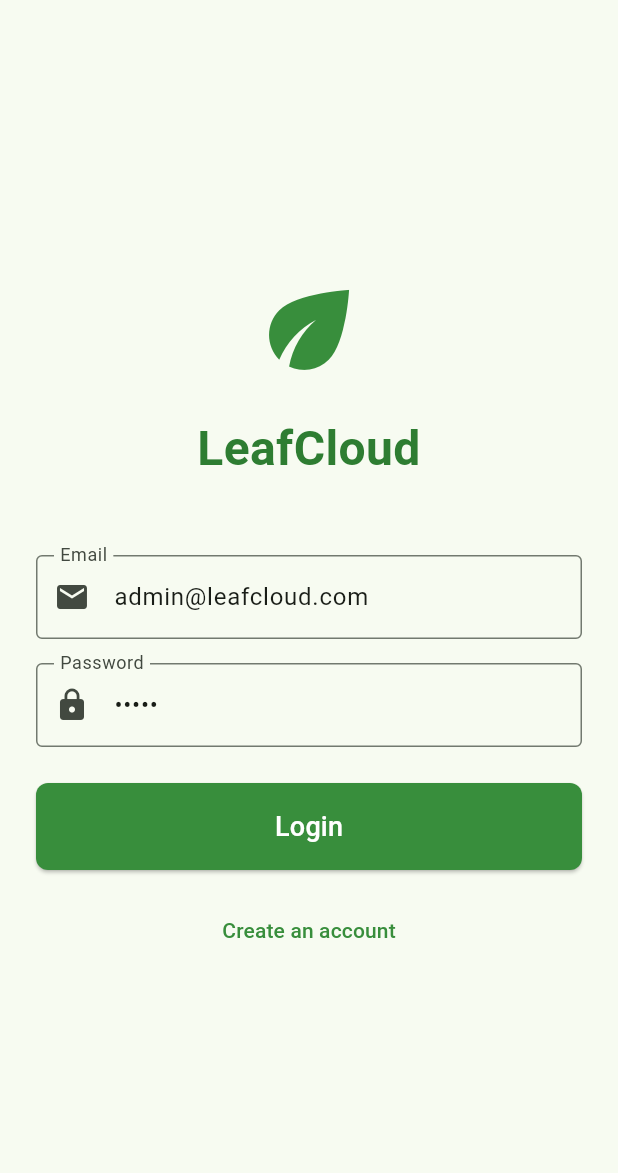
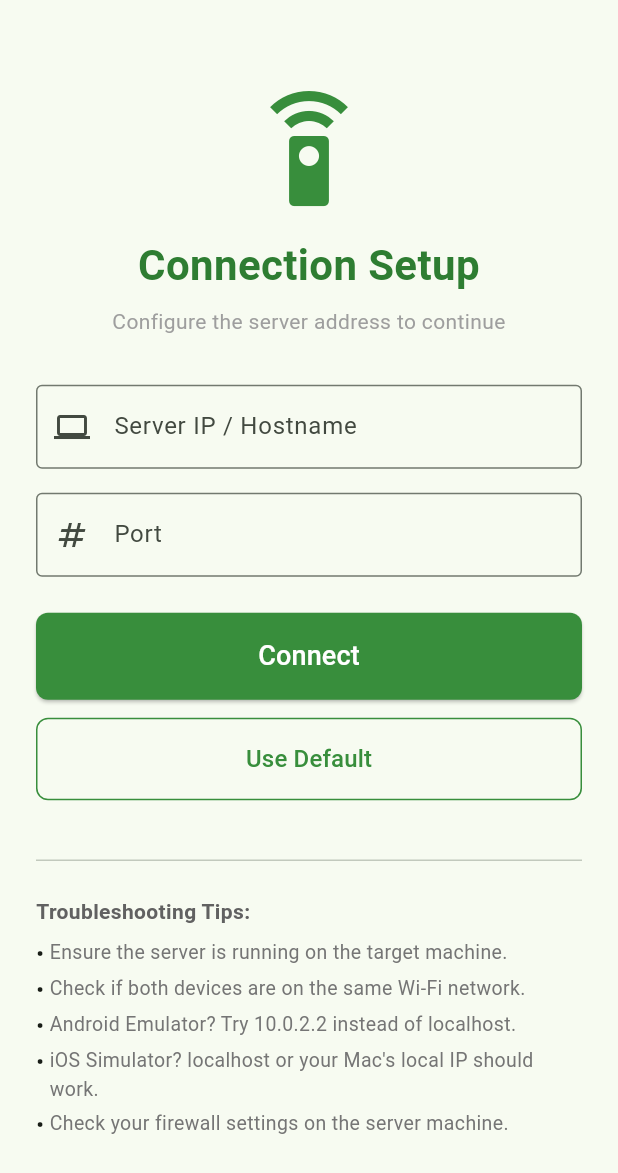
Before and after one commit to ChristineToraque/leafcloud_mobile_app, a Flutter app: the screen it shows after launch, on a phone screen of 412 x 824 dp. Shown: the top 1173 px of the screen. Run offline on Flutter 3.47's test engine with Material 3 defaults, Android fonts, the light colour scheme and no system bars; our stand-ins replace fl_chart, shared_preferences; missing offline and left inert: mjpeg_view.

Commit message:
feat: add connection setup screen for dynamic server configuration
- Introduce ConnectionSetupScreen to allow manual IP and port entry.
- Implement ConnectionService with shared_preferences for persistence.
- Update ApiService to support dynamic baseUrl updates.
- Configure platform-specific permissions for local network and cleartext traffic.
- Add shared_preferences dependency to pubspec.yaml.
- Add comprehensive tests for connection setup and service logic.
- Update existing screens to utilize the dynamic baseUrl from ApiService.

```diff
--- /dev/null
+++ b/lib/connection_setup_screen.dart
@@ -0,0 +1,216 @@
+import 'package:flutter/material.dart';
+import 'package:provider/provider.dart';
+import 'package:flutter_leafcloud_app/services/connection_service.dart';
+import 'package:flutter_leafcloud_app/services/api_service.dart';
+import 'package:flutter_leafcloud_app/login_screen.dart';
+
+class ConnectionSetupScreen extends StatefulWidget {
+  const ConnectionSetupScreen({super.key});
+
+  @override
+  State<ConnectionSetupScreen> createState() => _ConnectionSetupScreenState();
+}
+
+class _ConnectionSetupScreenState extends State<ConnectionSetupScreen> {
+  final _ipController = TextEditingController();
+  final _portController = TextEditingController();
+  bool _isLoading = false;
+  String? _errorMessage;
+
+  @override
+  void initState() {
+    super.initState();
+    _loadSettings();
+  }
+
+  Future<void> _loadSettings() async {
+    final service = Provider.of<ConnectionService>(context, listen: false);
+    final ip = await service.getSavedIp();
+    final port = await service.getSavedPort();
+    if (mounted) {
+      setState(() {
+        _ipController.text = ip ?? '';
+        _portController.text = port ?? '';
+      });
+    }
+  }
+
+  Future<void> _connect({bool useDefault = false}) async {
+    setState(() {
+      _isLoading = true;
+      _errorMessage = null;
+    });
+
+    final service = Provider.of<ConnectionService>(context, listen: false);
+    final ip = useDefault ? '' : _ipController.text.trim();
+    final port = useDefault ? '' : _portController.text.trim();
+
+    final result = await service.checkHealth(ip, port);
+
+    if (result.success) {
+      await service.saveConnectionSettings(ip, port);
+      if (mounted) {
+        // Update ApiService baseUrl globally
+        Provider.of<ApiService>(context, listen: false).baseUrl = service.getBaseUrl(ip, port);
+
+        Navigator.of(context).pushReplacement(
+          MaterialPageRoute(builder: (context) => const LoginScreen()),
+        );
+      }
+    } else {
+      if (mounted) {
+        setState(() {
+          _isLoading = false;
+          _errorMessage = result.errorMessage ?? 'Could not connect to server. Please check settings.';
+        });
+      }
+    }
+  }
+
+  @override
+  Widget build(BuildContext context) {
+    return Scaffold(
+      body: Center(
+        child: SingleChildScrollView(
+          padding: const EdgeInsets.all(24.0),
+          child: Column(
+            mainAxisAlignment: MainAxisAlignment.center,
+            crossAxisAlignment: CrossAxisAlignment.stretch,
+            children: [
+              Icon(
+                Icons.settings_remote,
+                size: 80,
+                color: Colors.green[700],
+              ),
+              const SizedBox(height: 16),
+              Text(
+                'Connection Setup',
+                textAlign: TextAlign.center,
+                style: TextStyle(
+                  fontSize: 28,
+                  fontWeight: FontWeight.bold,
+                  color: Colors.green[800],
+                ),
+              ),
+              const SizedBox(height: 8),
+              const Text(
+                'Configure the server address to continue',
+                textAlign: TextAlign.center,
+                style: TextStyle(color: Colors.grey),
+              ),
+              const SizedBox(height: 32),
+              if (_errorMessage != null)
+                Container(
+                  padding: const EdgeInsets.all(12),
+                  margin: const EdgeInsets.only(bottom: 16),
+                  decoration: BoxDecoration(
+                    color: Colors.red[50],
+                    borderRadius: BorderRadius.circular(8),
+                    border: Border.all(color: Colors.red[200]!),
+                  ),
+                  child: Text(
+                    _errorMessage!,
+                    style: TextStyle(color: Colors.red[800]),
+                    textAlign: TextAlign.center,
+                  ),
+                ),
+              TextField(
+                controller: _ipController,
+                decoration: const InputDecoration(
+                  labelText: 'Server IP / Hostname',
+                  hintText: 'e.g. 192.168.1.10',
+                  border: OutlineInputBorder(),
+                  prefixIcon: Icon(Icons.computer),
+                ),
+                keyboardType: TextInputType.url,
+              ),
+              const SizedBox(height: 16),
+              TextField(
+                controller: _portController,
+                decoration: const InputDecoration(
+                  labelText: 'Port',
+                  hintText: 'e.g. 8000',
+                  border: OutlineInputBorder(),
+                  prefixIcon: Icon(Icons.numbers),
+                ),
+                keyboardType: TextInputType.number,
+              ),
+              const SizedBox(height: 24),
+              ElevatedButton(
+                onPressed: _isLoading ? null : () => _connect(),
+                style: ElevatedButton.styleFrom(
+                  backgroundColor: Colors.green[700],
+                  foregroundColor: Colors.white,
+                  padding: const EdgeInsets.symmetric(vertical: 16),
+                  shape: RoundedRectangleBorder(
+                    borderRadius: BorderRadius.circular(8),
+                  ),
+                ),
+                child: _isLoading
+                    ? const SizedBox(
+                        height: 20,
+                        width: 20,
+                        child: CircularProgressIndicator(strokeWidth: 2, color: Colors.white),
+                      )
+                    : const Text(
+                        'Connect',
+                        style: TextStyle(fontSize: 18),
+                      ),
+              ),
+              const SizedBox(height: 12),
+              OutlinedButton(
+                onPressed: _isLoading ? null : () => _connect(useDefault: true),
+                style: OutlinedButton.styleFrom(
+                  foregroundColor: Colors.green[700],
+                  padding: const EdgeInsets.symmetric(vertical: 16),
+                  side: BorderSide(color: Colors.green[700]!),
+                  shape: RoundedRectangleBorder(
+                    borderRadius: BorderRadius.circular(8),
+                  ),
+                ),
+                child: const Text(
+                  'Use Default',
+                  style: TextStyle(fontSize: 16),
+                ),
+              ),
+              const SizedBox(height: 32),
+              const Divider(),
+              const SizedBox(height: 16),
+              Text(
+                'Troubleshooting Tips:',
+                style: TextStyle(
+                  fontWeight: FontWeight.bold,
+                  color: Colors.grey[700],
+                ),
+              ),
+              const SizedBox(height: 8),
+              _buildTip('Ensure the server is running on the target machine.'),
+              _buildTip('Check if both devices are on the same Wi-Fi network.'),
+              _buildTip('Android Emulator? Try 10.0.2.2 instead of localhost.'),
+              _buildTip('iOS Simulator? localhost or your Mac\'s local IP should work.'),
+              _buildTip('Check your firewall settings on the server machine.'),
+            ],
+          ),
+        ),
+      ),
+    );
+  }
+
+  Widget _buildTip(String text) {
+    return Padding(
+      padding: const EdgeInsets.only(bottom: 4.0),
+      child: Row(
+        crossAxisAlignment: CrossAxisAlignment.start,
+        children: [
+          const Text('• ', style: TextStyle(fontWeight: FontWeight.bold)),
+          Expanded(
+            child: Text(
+              text,
+              style: TextStyle(fontSize: 13, color: Colors.grey[600]),
+            ),
+          ),
+        ],
+      ),
+    );
+  }
+}
--- a/lib/main.dart
+++ b/lib/main.dart
@@ -1,24 +1,30 @@
 import 'package:flutter/material.dart';
 import 'package:provider/provider.dart';
 import 'package:http/http.dart' as http;
-import 'package:flutter_leafcloud_app/login_screen.dart';
+import 'package:flutter_leafcloud_app/connection_setup_screen.dart';
 import 'package:flutter_leafcloud_app/notifiers/sensor_data_notifier.dart';
 import 'package:flutter_leafcloud_app/notifiers/bucket_control_notifier.dart';
 import 'package:flutter_leafcloud_app/notifiers/history_notifier.dart';
 import 'package:flutter_leafcloud_app/notifiers/image_management_notifier.dart';
 
 import 'package:flutter_leafcloud_app/services/api_service.dart';
+import 'package:flutter_leafcloud_app/services/connection_service.dart';
 
 void main() {
   final httpClient = http.Client();
+  final connectionService = ConnectionService(client: httpClient);
+
+  // Initialize with a placeholder, will be updated in ConnectionSetupScreen
   final apiService = ApiService(
     client: httpClient,
-    baseUrl: 'http://192.168.1.7:8000',
+    baseUrl: ConnectionService.defaultBaseUrl,
   );
 
   runApp(
     MultiProvider(
       providers: [
+        Provider<ConnectionService>.value(value: connectionService),
+        Provider<ApiService>.value(value: apiService),
         ChangeNotifierProvider(
           create: (_) => SensorDataNotifier(apiService: apiService),
         ),
@@ -49,7 +55,7 @@ class MyApp extends StatelessWidget {
         colorScheme: ColorScheme.fromSeed(seedColor: Colors.green),
         useMaterial3: true,
       ),
-      home: const LoginScreen(),
+      home: const ConnectionSetupScreen(),
     );
   }
 }
--- a/lib/services/api_service.dart
+++ b/lib/services/api_service.dart
@@ -5,7 +5,7 @@ import 'package:flutter_leafcloud_app/models/image_info.dart';
 
 class ApiService {
   final http.Client client;
-  final String baseUrl;
+  String baseUrl;
 
   ApiService({required this.client, required this.baseUrl});
 
--- /dev/null
+++ b/lib/services/connection_service.dart
@@ -0,0 +1,75 @@
+import 'package:flutter/foundation.dart';
+import 'package:shared_preferences/shared_preferences.dart';
+import 'package:http/http.dart' as http;
+
+class HealthCheckResult {
+  final bool success;
+  final String? errorMessage;
+  final int? statusCode;
+
+  HealthCheckResult({required this.success, this.errorMessage, this.statusCode});
+}
+
+class ConnectionService {
+  final http.Client client;
+  static const String keyIp = 'server_ip';
+  static const String keyPort = 'server_port';
+  static const String defaultBaseUrl = 'http://192.168.1.7:8000';
+
+  ConnectionService({required this.client});
+
+  Future<String?> getSavedIp() async {
+    final prefs = await SharedPreferences.getInstance();
+    return prefs.getString(keyIp);
+  }
+
+  Future<String?> getSavedPort() async {
+    final prefs = await SharedPreferences.getInstance();
+    return prefs.getString(keyPort);
+  }
+
+  Future<void> saveConnectionSettings(String ip, String port) async {
+    final prefs = await SharedPreferences.getInstance();
+    await prefs.setString(keyIp, ip);
+    await prefs.setString(keyPort, port);
+  }
+
+  Future<HealthCheckResult> checkHealth(String ip, String port) async {
+    final baseUrl = getBaseUrl(ip, port);
+    debugPrint('ConnectionService: Checking health for $baseUrl/app/latest_status/');
+    try {
+      // Use /app/latest_status/ to verify server is reachable
+      final response = await client.get(Uri.parse('$baseUrl/app/latest_status/')).timeout(const Duration(seconds: 5));
+      debugPrint('ConnectionService: Health check response status: ${response.statusCode}');
+
+      if (response.statusCode == 200) {
+        return HealthCheckResult(success: true);
+      } else {
+        return HealthCheckResult(
+          success: false,
+          statusCode: response.statusCode,
+          errorMessage: 'Server responded with status ${response.statusCode}'
+        );
+      }
+    } catch (e) {
+      debugPrint('ConnectionService: Health check failed with error: $e');
+      String message = e.toString();
+      if (message.contains('SocketException')) {
+        message = 'Connection failed: Host is unreachable. Ensure the server is running and on the same network.';
+      } else if (message.contains('TimeoutException')) {
+        message = 'Connection timed out. The server took too long to respond.';
+      }
+      return HealthCheckResult(success: false, errorMessage: message);
+    }
+  }
+
+  String getBaseUrl(String? ip, String? port) {
+    if (ip == null || ip.isEmpty) {
+      return defaultBaseUrl;
+    }
+    if (port == null || port.isEmpty) {
+      return 'http://$ip';
+    }
+    return 'http://$ip:$port';
+  }
+}
--- a/pubspec.yaml
+++ b/pubspec.yaml
@@ -40,6 +40,7 @@ dependencies:
   mjpeg_view: ^1.0.1
   provider: ^6.1.2
   web_socket_channel: ^3.0.2
+  shared_preferences: ^2.5.2
 
 dev_dependencies:
   flutter_test:
```
Also changed, not shown: lib/data_gathering_screen.dart (+8 -4 lines), lib/login_screen.dart (+5 -3 lines), pubspec.lock, 21 other files.
